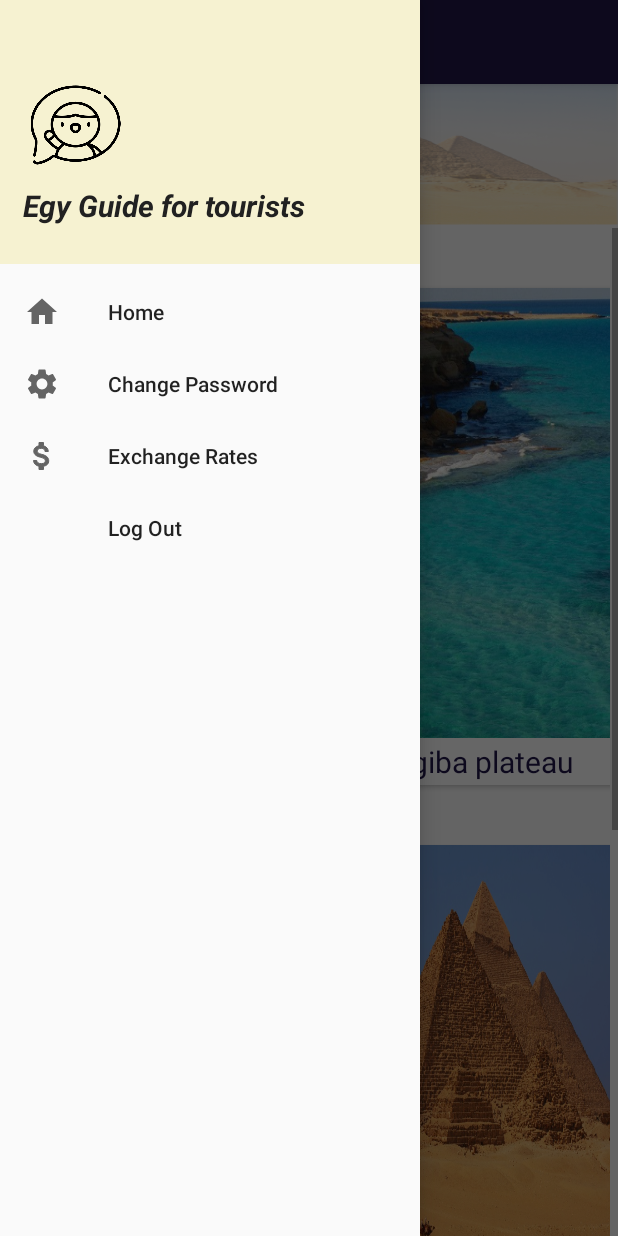
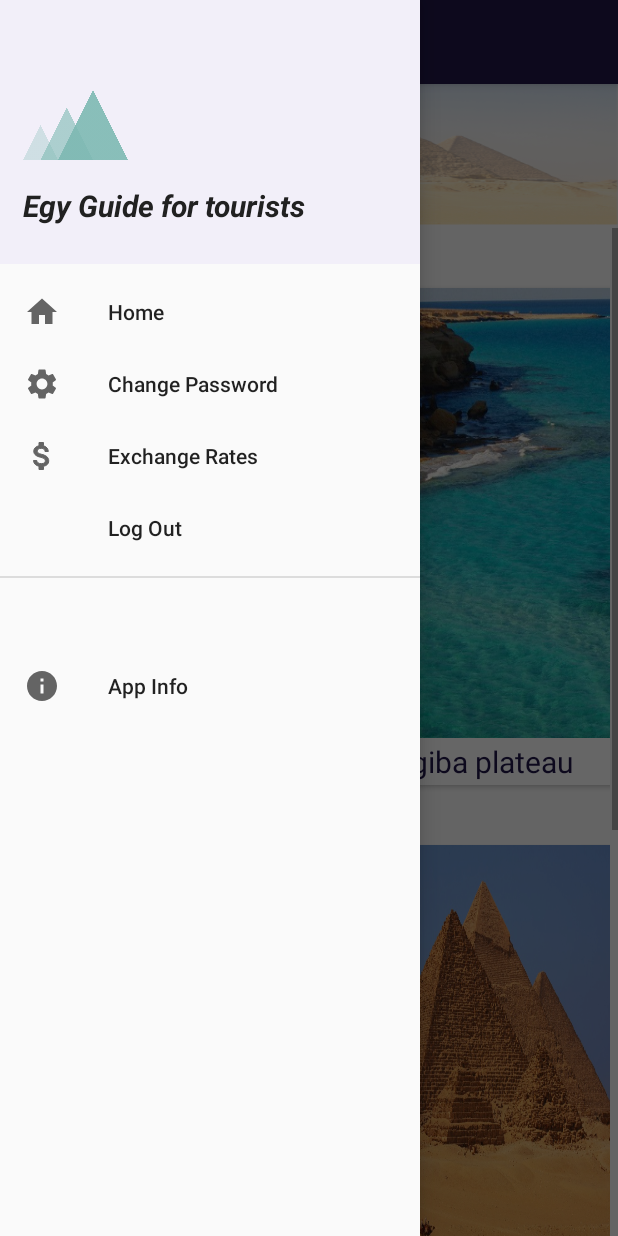
Before and after one commit to Android-AEMM/Trainning_proj, an Android app: the Home screen opened directly, with no data from a screen before it, with the side drawer open, on a phone screen of 412 x 824 dp. Run offline under Robolectric (Android 15) with nearby library versions, the phone set to English and light mode, and no system bars; Roboto replaces fonts that are not available here.

Commit message:
colors+appInfo

```diff
--- a/app/src/main/AndroidManifest.xml
+++ b/app/src/main/AndroidManifest.xml
@@ -9,7 +9,8 @@
         android:roundIcon="@mipmap/ic_launcher_round"
         android:supportsRtl="true"
         android:theme="@style/AppTheme">
-        <activity android:name=".Forget_password"></activity>
+        <activity android:name=".App_info"></activity>
+        <activity android:name=".Forget_password" />
         <activity android:name=".Product.Product_buy" />
         <activity android:name=".Setting.Setting" />
         <activity android:name=".Place.Place" />
--- a/app/src/main/java/com/example/trainning_proj/Home/Home.java
+++ b/app/src/main/java/com/example/trainning_proj/Home/Home.java
@@ -16,6 +16,7 @@ import androidx.drawerlayout.widget.DrawerLayout;
 import androidx.recyclerview.widget.LinearLayoutManager;
 import androidx.recyclerview.widget.RecyclerView;
 
+import com.example.trainning_proj.App_info;
 import com.example.trainning_proj.Exchange_Rates;
 import com.example.trainning_proj.R;
 import com.example.trainning_proj.Setting.Setting;
@@ -109,6 +110,11 @@ public class Home extends AppCompatActivity implements NavigationView.OnNavigati
             {
                 Intent intent = new Intent(Home.this, SignIn.class);
                 startActivity(intent);
+            }
+            case R.id.menu_info:
+            {
+
+                startActivity(new Intent(Home.this, App_info.class));
             }
         }
 
--- /dev/null
+++ b/app/src/main/res/drawable-mdpi/ic_baseline_info_24.xml
@@ -0,0 +1,10 @@
+<vector xmlns:android="http://schemas.android.com/apk/res/android"
+    android:width="24dp"
+    android:height="24dp"
+    android:viewportWidth="24"
+    android:viewportHeight="24"
+    android:tint="?attr/colorControlNormal">
+  <path
+      android:fillColor="@android:color/white"
+      android:pathData="M12,2C6.48,2 2,6.48 2,12s4.48,10 10,10 10,-4.48 10,-10S17.52,2 12,2zM13,17h-2v-6h2v6zM13,9h-2L11,7h2v2z"/>
+</vector>
--- a/app/src/main/res/layout/activity_splash.xml
+++ b/app/src/main/res/layout/activity_splash.xml
@@ -5,7 +5,7 @@
     android:layout_width="match_parent"
     android:layout_height="match_parent"
     tools:context=".Splash"
-    android:background="@color/blue">
+    android:background="#090615">
 
     <ImageView
         android:id="@+id/image_splash"
--- a/app/src/main/res/layout/nav_header.xml
+++ b/app/src/main/res/layout/nav_header.xml
@@ -4,7 +4,7 @@
     android:layout_width="match_parent"
     android:layout_height="176dp"
     android:orientation="vertical"
-    android:background="#F6F2D1"
+    android:background="#85EBE7FA"
     android:gravity="bottom"
     android:theme="@style/ThemeOverlay.AppCompat.Dark"
     android:padding="15dp" >
@@ -12,7 +12,7 @@
         android:layout_width="70dp"
         android:layout_height="60dp"
         android:layout_marginBottom="10dp"
-        android:src="@drawable/speaker"/>
+        android:src="@drawable/logo2"/>
     <TextView
         android:layout_width="wrap_content"
         android:layout_height="wrap_content"
--- a/app/src/main/res/menu/nav_menu.xml
+++ b/app/src/main/res/menu/nav_menu.xml
@@ -21,6 +21,16 @@
             android:title="Log Out"/>
 
     </group>
+    <item android:title="">
+        <menu>
+            <item
+                android:id="@+id/menu_info"
+                android:title="App Info"
+                android:icon="@drawable/ic_baseline_info_24"/>
+        </menu>
+
+    </item>
+
 
 
 </menu>
```
Also changed, not shown: app/src/main/java/com/example/trainning_proj/App_info.java (added, +14 -0 lines), app/src/main/res/layout/activity_app_info.xml (added, +11 -0 lines), app/src/main/res/drawable-mdpi/logo2.png (added).
